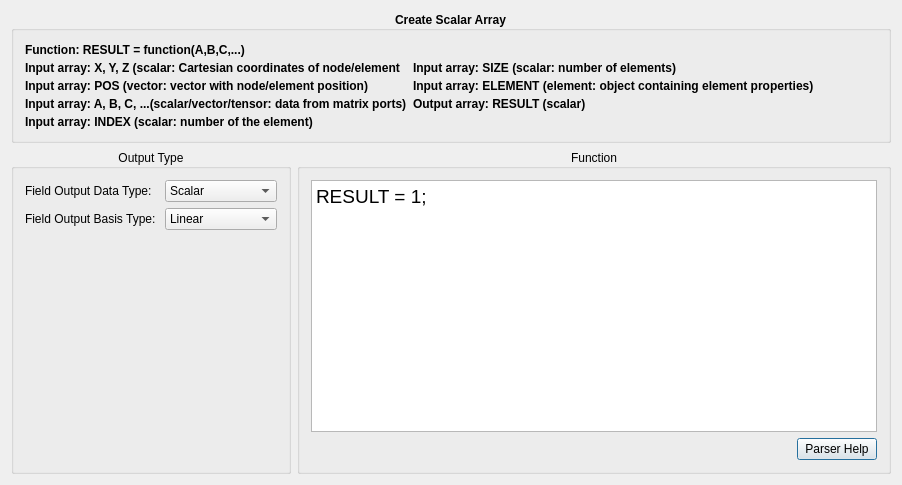
Qt form src/Interface/Modules/Fields/CreateFieldData.ui (SCIInstitute/SCIRun) before a commit.
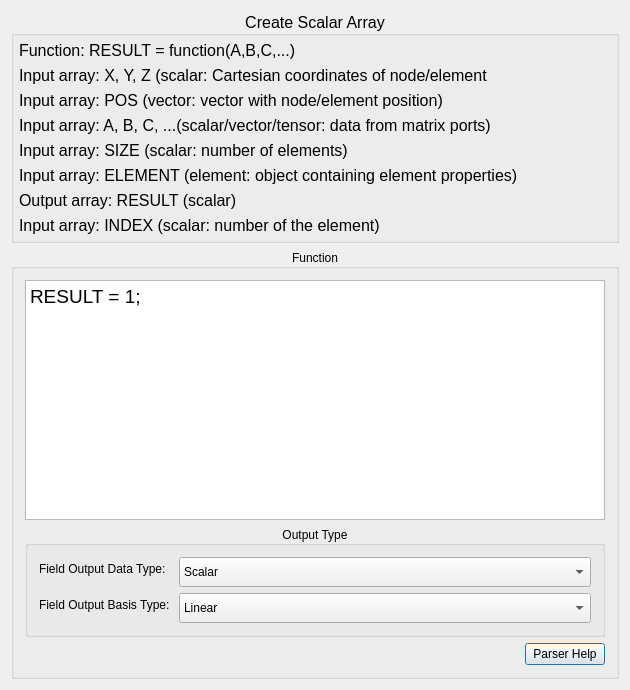
The same form after that commit.

What changed in the file:
```diff
--- a/src/Interface/Modules/Fields/CreateFieldData.ui
+++ b/src/Interface/Modules/Fields/CreateFieldData.ui
@@ -6,21 +6,21 @@
    <rect>
     <x>0</x>
     <y>0</y>
-    <width>902</width>
-    <height>485</height>
+    <width>630</width>
+    <height>690</height>
    </rect>
   </property>
   <property name="minimumSize">
    <size>
-    <width>902</width>
-    <height>485</height>
+    <width>630</width>
+    <height>690</height>
    </size>
   </property>
   <property name="windowTitle">
    <string>Dialog</string>
   </property>
-  <layout class="QGridLayout" name="gridLayout">
-   <item row="0" column="0">
+  <layout class="QVBoxLayout" name="verticalLayout_2">
+   <item>
     <widget class="QGroupBox" name="groupBox_2">
      <property name="minimumSize">
       <size>
@@ -30,9 +30,9 @@
      </property>
      <property name="font">
       <font>
-       <pointsize>9</pointsize>
-       <weight>75</weight>
-       <bold>true</bold>
+       <pointsize>12</pointsize>
+       <weight>50</weight>
+       <bold>false</bold>
       </font>
      </property>
      <property name="title">
@@ -41,84 +41,177 @@
      <property name="alignment">
       <set>Qt::AlignCenter</set>
      </property>
-     <layout class="QGridLayout" name="gridLayout_3">
-      <item row="0" column="0">
-       <layout class="QFormLayout" name="formLayout">
-        <property name="horizontalSpacing">
-         <number>6</number>
-        </property>
-        <property name="verticalSpacing">
-         <number>4</number>
-        </property>
-        <property name="topMargin">
-         <number>1</number>
-        </property>
-        <property name="bottomMargin">
-         <number>0</number>
-        </property>
-        <item row="0" column="0">
+     <layout class="QVBoxLayout" name="verticalLayout">
+      <property name="spacing">
+       <number>-1</number>
+      </property>
+      <property name="margin">
+       <number>5</number>
+      </property>
+      <item>
          <widget class="QLabel" name="label_8">
+        <property name="minimumSize">
+         <size>
+          <width>0</width>
+          <height>17</height>
+         </size>
+        </property>
           <property name="text">
            <string>Function: RESULT = function(A,B,C,...) </string>
           </property>
          </widget>
         </item>
-        <item row="1" column="0">
+      <item>
          <widget class="QLabel" name="label_4">
+        <property name="minimumSize">
+         <size>
+          <width>0</width>
+          <height>17</height>
+         </size>
+        </property>
           <property name="text">
            <string>Input array: X, Y, Z (scalar: Cartesian coordinates of node/element</string>
           </property>
          </widget>
         </item>
-        <item row="1" column="1">
-         <widget class="QLabel" name="label_6">
-          <property name="text">
-           <string>Input array: SIZE (scalar: number of elements)</string>
-          </property>
-         </widget>
-        </item>
-        <item row="2" column="0">
+      <item>
          <widget class="QLabel" name="label_9">
+        <property name="minimumSize">
+         <size>
+          <width>0</width>
+          <height>17</height>
+         </size>
+        </property>
           <property name="text">
            <string>Input array: POS (vector: vector with node/element position)</string>
           </property>
          </widget>
         </item>
-        <item row="2" column="1">
-         <widget class="QLabel" name="label_7">
-          <property name="text">
-           <string>Input array: ELEMENT (element: object containing element properties)</string>
-          </property>
-         </widget>
-        </item>
-        <item row="3" column="0">
+      <item>
          <widget class="QLabel" name="label_5">
+        <property name="minimumSize">
+         <size>
+          <width>0</width>
+          <height>17</height>
+         </size>
+        </property>
           <property name="text">
            <string>Input array: A, B, C, ...(scalar/vector/tensor: data from matrix ports)</string>
           </property>
          </widget>
         </item>
-        <item row="3" column="1">
+      <item>
+       <widget class="QLabel" name="label_6">
+        <property name="minimumSize">
+         <size>
+          <width>0</width>
+          <height>17</height>
+         </size>
+        </property>
+        <property name="text">
+         <string>Input array: SIZE (scalar: number of elements)</string>
+        </property>
+       </widget>
+      </item>
+      <item>
+       <widget class="QLabel" name="label_7">
+        <property name="minimumSize">
+         <size>
+          <width>0</width>
+          <height>17</height>
+         </size>
+        </property>
+        <property name="text">
+         <string>Input array: ELEMENT (element: object containing element properties)</string>
+        </property>
+       </widget>
+      </item>
+      <item>
          <widget class="QLabel" name="label_10">
+        <property name="minimumSize">
+         <size>
+          <width>0</width>
+          <height>17</height>
+         </size>
+        </property>
           <property name="text">
            <string>Output array: RESULT (scalar) </string>
           </property>
          </widget>
         </item>
-        <item row="4" column="0">
+      <item>
          <widget class="QLabel" name="label">
+        <property name="minimumSize">
+         <size>
+          <width>0</width>
+          <height>17</height>
+         </size>
+        </property>
           <property name="text">
            <string>Input array: INDEX (scalar: number of the element)</string>
           </property>
          </widget>
         </item>
        </layout>
-      </item>
-     </layout>
     </widget>
    </item>
+   <item>
+    <widget class="QGroupBox" name="groupBox_4">
+     <property name="minimumSize">
+      <size>
+       <width>58</width>
+       <height>0</height>
+      </size>
+     </property>
+     <property name="font">
+      <font>
+       <weight>50</weight>
+       <bold>false</bold>
+      </font>
+     </property>
+     <property name="layoutDirection">
+      <enum>Qt::LeftToRight</enum>
+     </property>
+     <property name="autoFillBackground">
+      <bool>false</bool>
+     </property>
+     <property name="title">
+      <string>Function</string>
+     </property>
+     <property name="alignment">
+      <set>Qt::AlignCenter</set>
+     </property>
+     <property name="flat">
+      <bool>false</bool>
+     </property>
+     <property name="checkable">
+      <bool>false</bool>
+     </property>
+     <layout class="QGridLayout" name="gridLayout_2">
    <item row="1" column="0">
-    <layout class="QHBoxLayout" name="horizontalLayout_5" stretch="0,5">
+       <layout class="QVBoxLayout" name="verticalLayout_3">
+        <item>
+         <widget class="QTextEdit" name="functionTextEdit_">
+          <property name="sizePolicy">
+           <sizepolicy hsizetype="Expanding" vsizetype="Expanding">
+            <horstretch>0</horstretch>
+            <verstretch>0</verstretch>
+           </sizepolicy>
+          </property>
+          <property name="font">
+           <font>
+            <pointsize>12</pointsize>
+           </font>
+          </property>
+          <property name="html">
+           <string>&lt;!DOCTYPE HTML PUBLIC &quot;-//W3C//DTD HTML 4.0//EN&quot; &quot;http://www.w3.org/TR/REC-html40/strict.dtd&quot;&gt;
+&lt;html&gt;&lt;head&gt;&lt;meta name=&quot;qrichtext&quot; content=&quot;1&quot; /&gt;&lt;style type=&quot;text/css&quot;&gt;
+p, li { white-space: pre-wrap; }
+&lt;/style&gt;&lt;/head&gt;&lt;body style=&quot; font-family:'.Helvetica Neue DeskInterface'; font-size:12pt; font-weight:400; font-style:normal;&quot;&gt;
+&lt;p style=&quot; margin-top:0px; margin-bottom:0px; margin-left:0px; margin-right:0px; -qt-block-indent:0; text-indent:0px;&quot;&gt;&lt;span style=&quot; font-family:'MS Shell Dlg 2'; font-size:14pt;&quot;&gt;RESULT = 1;&lt;/span&gt;&lt;/p&gt;&lt;/body&gt;&lt;/html&gt;</string>
+          </property>
+         </widget>
+        </item>
      <item>
       <widget class="QGroupBox" name="groupBox">
        <property name="title">
@@ -137,6 +230,12 @@
         </item>
         <item row="0" column="1">
          <widget class="QComboBox" name="fieldOutputDataComboBox_">
+             <property name="minimumSize">
+              <size>
+               <width>0</width>
+               <height>30</height>
+              </size>
+             </property>
           <property name="maxVisibleItems">
            <number>15</number>
           </property>
@@ -216,6 +315,12 @@
         </item>
         <item row="1" column="1">
          <widget class="QComboBox" name="fieldOutputBasisComboBox_">
+             <property name="minimumSize">
+              <size>
+               <width>0</width>
+               <height>30</height>
+              </size>
+             </property>
           <item>
            <property name="text">
             <string>Linear</string>
@@ -232,63 +337,6 @@
       </widget>
      </item>
      <item>
-      <widget class="QGroupBox" name="groupBox_4">
-       <property name="minimumSize">
-        <size>
-         <width>58</width>
-         <height>0</height>
-        </size>
-       </property>
-       <property name="font">
-        <font>
-         <weight>50</weight>
-         <bold>false</bold>
-        </font>
-       </property>
-       <property name="layoutDirection">
-        <enum>Qt::LeftToRight</enum>
-       </property>
-       <property name="autoFillBackground">
-        <bool>false</bool>
-       </property>
-       <property name="title">
-        <string>Function</string>
-       </property>
-       <property name="alignment">
-        <set>Qt::AlignCenter</set>
-       </property>
-       <property name="flat">
-        <bool>false</bool>
-       </property>
-       <property name="checkable">
-        <bool>false</bool>
-       </property>
-       <layout class="QGridLayout" name="gridLayout_2">
-        <item row="0" column="0">
-         <layout class="QVBoxLayout" name="verticalLayout_3">
-          <item>
-           <widget class="QTextEdit" name="functionTextEdit_">
-            <property name="sizePolicy">
-             <sizepolicy hsizetype="Expanding" vsizetype="Expanding">
-              <horstretch>0</horstretch>
-              <verstretch>0</verstretch>
-             </sizepolicy>
-            </property>
-            <property name="font">
-             <font>
-              <pointsize>12</pointsize>
-             </font>
-            </property>
-            <property name="html">
-             <string>&lt;!DOCTYPE HTML PUBLIC &quot;-//W3C//DTD HTML 4.0//EN&quot; &quot;http://www.w3.org/TR/REC-html40/strict.dtd&quot;&gt;
-&lt;html&gt;&lt;head&gt;&lt;meta name=&quot;qrichtext&quot; content=&quot;1&quot; /&gt;&lt;style type=&quot;text/css&quot;&gt;
-p, li { white-space: pre-wrap; }
-&lt;/style&gt;&lt;/head&gt;&lt;body style=&quot; font-family:'.Helvetica Neue DeskInterface'; font-size:12pt; font-weight:400; font-style:normal;&quot;&gt;
-&lt;p style=&quot; margin-top:0px; margin-bottom:0px; margin-left:0px; margin-right:0px; -qt-block-indent:0; text-indent:0px;&quot;&gt;&lt;span style=&quot; font-family:'MS Shell Dlg 2'; font-size:14pt;&quot;&gt;RESULT = 1;&lt;/span&gt;&lt;/p&gt;&lt;/body&gt;&lt;/html&gt;</string>
-            </property>
-           </widget>
-          </item>
-          <item>
            <layout class="QHBoxLayout" name="horizontalLayout_4">
             <item>
              <spacer name="horizontalSpacer_3">
@@ -319,8 +367,6 @@
         </item>
        </layout>
       </widget>
-     </item>
-    </layout>
    </item>
   </layout>
  </widget>
```
Lines whose indentation alone changed are shown as unchanged.
